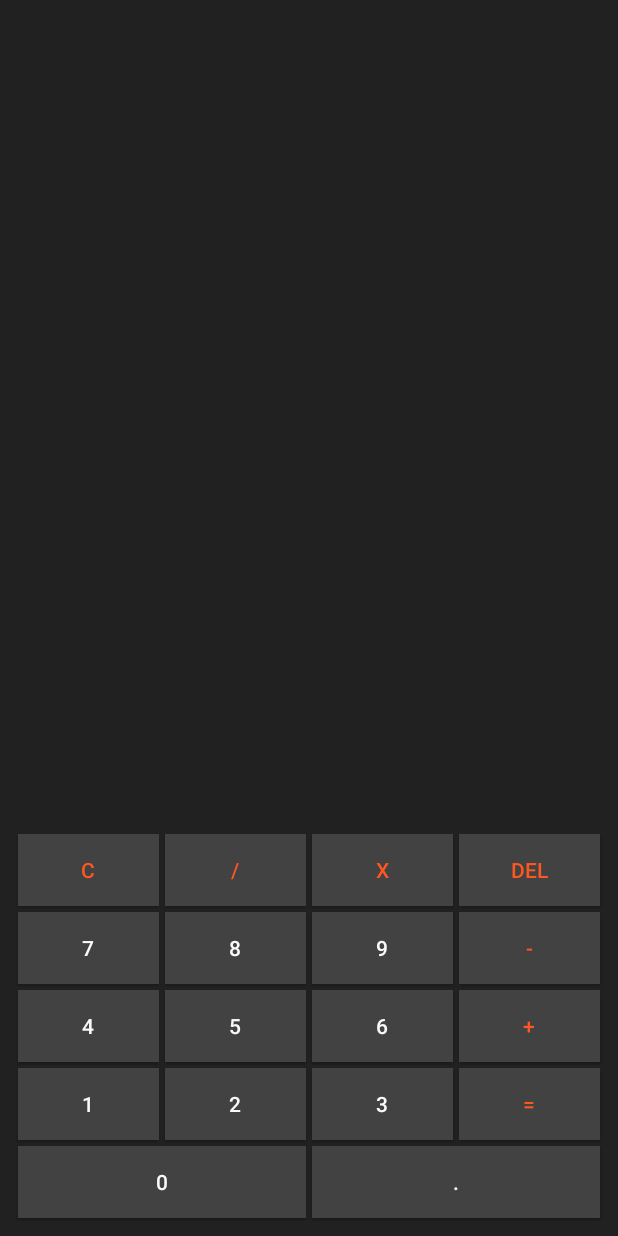
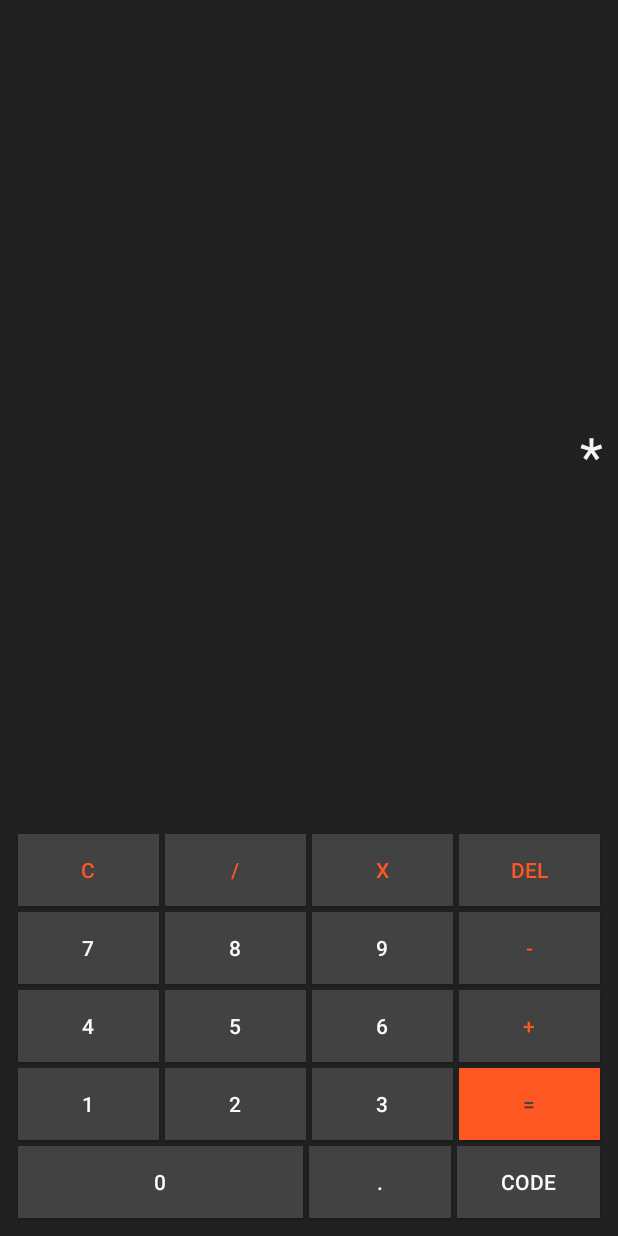
Before and after one commit to michaelvargasloza/Android-CalculadoraBasica, an Android app: the screen it shows after launch (MainActivity), after a tap on "DEL", on a phone screen of 412 x 824 dp. Run offline under Robolectric (Android 15) with nearby library versions, the phone set to English and light mode, and no system bars; 2 other taps on this screen came first.

Commit message:
Version 3
Mejoras de diseño, validaciones y visualización.

```diff
--- a/calculadora_basica/app/src/main/java/com/example/calculadorabasica/MainActivity.java
+++ b/calculadora_basica/app/src/main/java/com/example/calculadorabasica/MainActivity.java
@@ -2,17 +2,20 @@ package com.example.calculadorabasica;
 
 import androidx.appcompat.app.AppCompatActivity;
 
+import android.content.Intent;
+import android.net.Uri;
 import android.os.Bundle;
 import android.view.View;
 import android.widget.Button;
 import android.widget.TextView;
+import android.widget.Toast;
 
 public class MainActivity extends AppCompatActivity {
-    Button btnUno, btnDos, btnTres, btnCuatro, btnCinco, btnSeis, btnSiete, btnOcho, btnNueve,
-            btnSuma, btnResta, btnMultiplica, btnDivide, btnClean, btnBorrar, btnPunto, btnIgual;
-    TextView Resultado;
+    Button btnUno, btnDos, btnTres, btnCuatro, btnCinco, btnSeis, btnSiete, btnOcho, btnNueve, btnCero,
+            btnSuma, btnResta, btnMultiplica, btnDivide, btnClean, btnBorrar, btnPunto, btnIgual, btnCode;
+    TextView Resultado, Operacion;
     double resultado;
-    String operador, mostrar , reserva;
+    String operador, mostrar , reserva, ejercicio;
 
     @Override
     protected void onCreate(Bundle savedInstanceState) {
@@ -28,6 +31,7 @@ public class MainActivity extends AppCompatActivity {
         btnSiete = (Button)findViewById(R.id.Siete);
         btnOcho = (Button)findViewById(R.id.Ocho);
         btnNueve = (Button)findViewById(R.id.Nueve);
+        btnCero = (Button)findViewById(R.id.Cero);
         btnSuma = (Button)findViewById(R.id.Suma);
         btnResta = (Button)findViewById(R.id.Resta);
         btnMultiplica = (Button)findViewById(R.id.Multiplica);
@@ -35,8 +39,10 @@ public class MainActivity extends AppCompatActivity {
         btnClean = (Button)findViewById(R.id.Clean);
         btnBorrar = (Button)findViewById(R.id.Borrar);
         Resultado = (TextView)findViewById(R.id.Etiqueta);
+        Operacion = (TextView)findViewById(R.id.Historial);
         btnPunto = (Button)findViewById(R.id.Punto);
         btnIgual = (Button)findViewById(R.id.Igual);
+        btnCode = (Button)findViewById(R.id.Codigo);
 
         btnUno.setOnClickListener(new View.OnClickListener(){
             @Override
@@ -114,10 +120,20 @@ public class MainActivity extends AppCompatActivity {
             }
         });
 
+        btnCero.setOnClickListener(new View.OnClickListener(){
+            public void onClick(View v){
+                mostrar = Resultado.getText().toString();
+                mostrar = mostrar + "0";
+                Resultado.setText(mostrar);
+            }
+        });
+
         btnSuma.setOnClickListener(new View.OnClickListener(){
             public void onClick(View v){
                 reserva = Resultado.getText().toString();
                 operador = "+";
+                ejercicio = reserva + operador;
+                Operacion.setText(ejercicio);
                 Resultado.setText("");
             }
         });
@@ -126,6 +142,8 @@ public class MainActivity extends AppCompatActivity {
             public void onClick(View v){
                 reserva = Resultado.getText().toString();
                 operador = "-";
+                ejercicio = reserva + operador;
+                Operacion.setText(ejercicio);
                 Resultado.setText("");
             }
         });
@@ -134,6 +152,8 @@ public class MainActivity extends AppCompatActivity {
             public void onClick(View v){
                 reserva = Resultado.getText().toString();
                 operador = "*";
+                ejercicio = reserva + operador;
+                Operacion.setText(ejercicio);
                 Resultado.setText("");
             }
         });
@@ -142,6 +162,8 @@ public class MainActivity extends AppCompatActivity {
             public void onClick(View v){
                 reserva = Resultado.getText().toString();
                 operador = "/";
+                ejercicio = reserva + operador;
+                Operacion.setText(ejercicio);
                 Resultado.setText("");
             }
         });
@@ -158,6 +180,7 @@ public class MainActivity extends AppCompatActivity {
             public void onClick(View v){
                 mostrar = "";
                 Resultado.setText(mostrar);
+                Operacion.setText(mostrar);
                 reserva = "";
                 operador = "";
             }
@@ -165,15 +188,22 @@ public class MainActivity extends AppCompatActivity {
 
         btnBorrar.setOnClickListener(new View.OnClickListener(){
             public void onClick(View v){
+                try {
                     mostrar = Resultado.getText().toString();
-                mostrar = mostrar.substring(0,mostrar.length()-1);
+                    mostrar = mostrar.substring(0, mostrar.length() - 1);
                     Resultado.setText(mostrar);
+                }
+                catch (Exception e){
+                    Toast.makeText(getApplicationContext(), "No existen valores a borrar", Toast.LENGTH_LONG).show();
+                }
             }
         });
 
         btnIgual.setOnClickListener(new View.OnClickListener(){
             public void onClick(View v){
+                try {
                     mostrar = Resultado.getText().toString();
+                    Operacion.setText(Operacion.getText() + mostrar);
                     mostrar = mostrar + "1";
                     if(operador.equals("-")){
                         resultado = Double.parseDouble(reserva) - Double.parseDouble(Resultado.getText().toString());
@@ -192,6 +222,23 @@ public class MainActivity extends AppCompatActivity {
                         Resultado.setText(String.valueOf(resultado));
                     }
                 }
+                catch (Exception e){
+                    Toast.makeText(getApplicationContext(), "Verifica los valores ingresados", Toast.LENGTH_LONG).show();
+                }
+            }
+        });
+
+        btnCode.setOnClickListener(new View.OnClickListener(){
+            public void onClick(View v){
+                try{
+                    Uri uriUrl = Uri.parse("https://github.com/michaelvargasloza");
+                    Intent launchBrowser = new Intent(Intent.ACTION_VIEW, uriUrl);
+                    startActivity(launchBrowser);
+                }
+                catch (Exception e){
+                    Toast.makeText(getApplicationContext(), "Problema, verificar conexion a internet.", Toast.LENGTH_LONG).show();
+                }
+            }
         });
     }
 }
--- a/calculadora_basica/app/src/main/res/layout/activity_main.xml
+++ b/calculadora_basica/app/src/main/res/layout/activity_main.xml
@@ -9,6 +9,18 @@
     android:background="#212121"
     android:orientation="vertical"
     android:layout_alignParentLeft="true">
+
+    <TextView
+        android:id="@+id/Historial"
+        android:layout_width="match_parent"
+        android:layout_height="wrap_content"
+        android:layout_above="@+id/Etiqueta"
+        android:layout_marginBottom="10dp"
+        android:height="50dp"
+        android:gravity="end"
+        android:textAlignment="textEnd"
+        android:textColor="#F5F5F5"
+        android:textSize="35dp" />
 
     <TextView
         android:id="@+id/Etiqueta"
@@ -56,7 +68,7 @@
             android:layout_weight="1"
             android:layout_margin="2dp"
             android:background="#424242"
-            android:text="X"
+            android:text="x"
             android:textColor="#FF5722" />
 
         <Button
@@ -209,9 +221,9 @@
             android:layout_height="wrap_content"
             android:layout_weight="1"
             android:layout_margin="2dp"
-            android:background="#424242"
+            android:background="#FF5722"
             android:text="="
-            android:textColor="#FF5722" />
+            android:textColor="#424242" />
     </LinearLayout>
 
     <LinearLayout
@@ -235,11 +247,22 @@
             android:id="@+id/Punto"
             android:layout_width="0dp"
             android:layout_height="wrap_content"
-            android:layout_weight="2"
+            android:layout_weight="1"
             android:layout_margin="2dp"
             android:background="#424242"
             android:text="."
             android:textColor="#FAFAFA" />
 
+        <Button
+            android:id="@+id/Codigo"
+            android:layout_width="0dp"
+            android:layout_height="wrap_content"
+            android:layout_weight="1"
+            android:layout_margin="2dp"
+            android:background="#424242"
+            android:text="CODE"
+            android:textColor="#FAFAFA" />
+
+
     </LinearLayout>
 </RelativeLayout>
```
Lines whose indentation alone changed are shown as unchanged.
